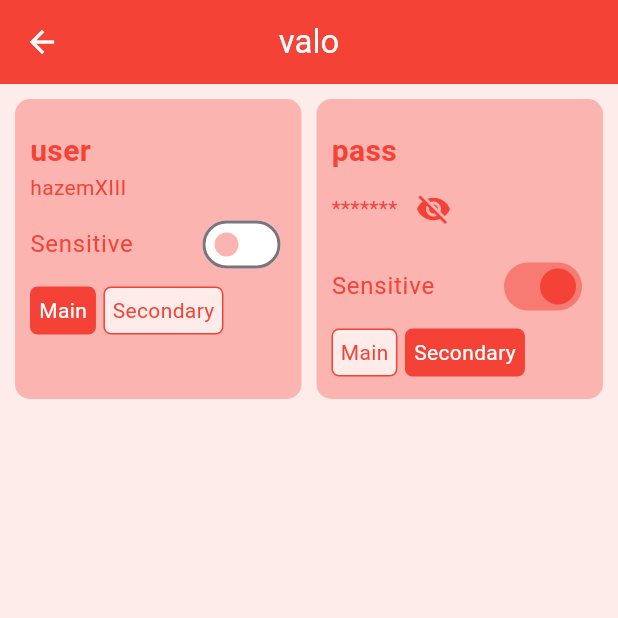
After one commit to hazemxiii/protect_it, a Flutter app: the screen it shows after launch, after a tap on the "visibility off" icon, after a tap on the "add" icon, after a tap on "valo", on a phone screen of 412 x 824 dp, the top half of it. The commit adds this screen. Run offline on Flutter 3.47's test engine with Material 3 defaults, Android fonts, the phone set to English and light mode, and no system bars.

Commit message:
account details page ui

```diff
--- /dev/null
+++ b/lib/account_details.dart
@@ -0,0 +1,170 @@
+import 'package:flutter/material.dart';
+import 'package:protect_it/models/account.dart';
+import 'package:provider/provider.dart';
+
+class AccountDetailsPage extends StatelessWidget {
+  const AccountDetailsPage({super.key, required this.account});
+
+  final Account account;
+
+  @override
+  Widget build(BuildContext context) {
+    return Scaffold(
+      backgroundColor: Color.lerp(account.color, Colors.white, 0.9),
+      appBar: AppBar(
+        title: Text(account.name),
+        backgroundColor: account.color,
+        foregroundColor: Colors.white,
+        centerTitle: true,
+      ),
+      body: SingleChildScrollView(
+        child: Container(
+          padding: const EdgeInsets.all(10),
+          height: MediaQuery.of(context).size.height,
+          child: GridView(
+            gridDelegate: const SliverGridDelegateWithMaxCrossAxisExtent(
+                crossAxisSpacing: 10,
+                mainAxisSpacing: 10,
+                mainAxisExtent: 200,
+                maxCrossAxisExtent: 250),
+            children: [
+              ...account.attributes.entries.map((e) {
+                return AttributeWidget(
+                    account: account,
+                    type: _getType(e.key),
+                    atr: e.value,
+                    attributeKey: e.key,
+                    color: account.color);
+              })
+            ],
+          ),
+        ),
+      ),
+    );
+  }
+
+  AttributeType _getType(String attributeKey) {
+    if (attributeKey == account.mainKey) {
+      return AttributeType.main;
+    }
+    if (attributeKey == account.secKey) {
+      return AttributeType.secondary;
+    }
+    return AttributeType.normal;
+  }
+}
+
+enum AttributeType { normal, main, secondary }
+
+class AttributeWidget extends StatefulWidget {
+  final Attribute atr;
+  final String attributeKey;
+  final Account account;
+  final Color color;
+  final AttributeType type;
+  const AttributeWidget(
+      {super.key,
+      required this.atr,
+      required this.attributeKey,
+      required this.color,
+      required this.type,
+      required this.account});
+
+  @override
+  State<AttributeWidget> createState() => _AttributeWidgetState();
+}
+
+class _AttributeWidgetState extends State<AttributeWidget> {
+  bool isSensitiveShown = false;
+  @override
+  Widget build(BuildContext context) {
+    TextStyle textStyle = TextStyle(color: widget.color);
+    return Container(
+      padding: const EdgeInsets.symmetric(horizontal: 10, vertical: 20),
+      decoration: BoxDecoration(
+          color: Color.lerp(Colors.white, widget.color, 0.4),
+          borderRadius: const BorderRadius.all(Radius.circular(10))),
+      child: Column(
+        crossAxisAlignment: CrossAxisAlignment.start,
+        children: [
+          Text(
+            widget.attributeKey,
+            style: TextStyle(
+                color: widget.color, fontWeight: FontWeight.bold, fontSize: 20),
+          ),
+          Row(
+            children: [
+              _displayAttribute(widget.atr.isSensitive),
+              if (widget.atr.isSensitive)
+                IconButton(
+                    color: widget.color,
+                    onPressed: () {
+                      setState(() {
+                        isSensitiveShown = !isSensitiveShown;
+                      });
+                    },
+                    icon: Icon(isSensitiveShown
+                        ? Icons.visibility
+                        : Icons.visibility_off))
+            ],
+          ),
+          SwitchListTile(
+              inactiveTrackColor: Colors.white,
+              inactiveThumbColor: Color.lerp(Colors.white, widget.color, 0.4),
+              activeColor: widget.color,
+              contentPadding: const EdgeInsets.all(0),
+              title: Text(
+                "Sensitive",
+                style: textStyle,
+              ),
+              value: widget.atr.isSensitive,
+              onChanged: (v) {
+                Provider.of<AccountNotifier>(
+                  context,
+                  listen: false,
+                ).setSensitive(widget.atr, v);
+              }),
+          Row(
+            children: [
+              _checkButton("Main", widget.type == AttributeType.main),
+              const VerticalDivider(
+                width: 5,
+              ),
+              _checkButton("Secondary", widget.type == AttributeType.secondary)
+            ],
+          )
+        ],
+      ),
+    );
+  }
+
+  Text _displayAttribute(bool isSensitive) {
+    String txt;
+    if (isSensitiveShown || !widget.atr.isSensitive) {
+      txt = widget.atr.value;
+    } else {
+      txt = "".padLeft(widget.atr.value.length, "*");
+    }
+    return Text(
+      txt,
+      style: TextStyle(color: widget.color),
+    );
+  }
+
+  Widget _checkButton(String text, bool isActive) {
+    return Container(
+      padding: const EdgeInsets.all(5),
+      decoration: BoxDecoration(
+          borderRadius: const BorderRadius.all(Radius.circular(5)),
+          border:
+              Border.fromBorderSide(BorderSide(width: 1, color: widget.color)),
+          color: isActive
+              ? widget.color
+              : Color.lerp(Colors.white, widget.color, 0.1)),
+      child: Text(
+        text,
+        style: TextStyle(color: isActive ? Colors.white : widget.color),
+      ),
+    );
+  }
+}
--- a/lib/home.dart
+++ b/lib/home.dart
@@ -1,4 +1,5 @@
 import 'package:flutter/material.dart';
+import 'package:protect_it/account_details.dart';
 import 'package:protect_it/models/account.dart';
 import 'package:provider/provider.dart';
 
@@ -9,6 +10,8 @@ class Home extends StatelessWidget {
   Widget build(BuildContext context) {
     return Scaffold(
       floatingActionButton: FloatingActionButton(
+        backgroundColor: Colors.black,
+        foregroundColor: Colors.white,
         onPressed: () {
           Provider.of<AccountNotifier>(context, listen: false).addAccount(
               Account(
@@ -62,11 +65,25 @@ class AccountWidget extends StatefulWidget {
   State<AccountWidget> createState() => _AccountWidgetState();
 }
 
+// TODO: fix set sensitivity button
+// TODO: set main and sec functionality
+// TODO: edit name and value
+// TODO: edit color
+
 class _AccountWidgetState extends State<AccountWidget> {
   bool isSensitiveShown = false;
   @override
   Widget build(BuildContext context) {
-    return Container(
+    return InkWell(
+      overlayColor: const WidgetStatePropertyAll(Colors.transparent),
+      onTap: () {
+        Navigator.of(context).push(MaterialPageRoute(
+            builder: (_) =>
+                Consumer<AccountNotifier>(builder: (context, accountNot, _) {
+                  return AccountDetailsPage(account: widget.account);
+                })));
+      },
+      child: Container(
         margin: const EdgeInsets.only(bottom: 10),
         child: Column(
           crossAxisAlignment: CrossAxisAlignment.start,
@@ -106,6 +123,7 @@ class _AccountWidgetState extends State<AccountWidget> {
             ),
           ],
         ),
+      ),
     );
   }
 
--- a/lib/models/account.dart
+++ b/lib/models/account.dart
@@ -74,4 +74,19 @@ class AccountNotifier extends ChangeNotifier {
     accounts.add(account);
     notifyListeners();
   }
+
+  void setSensitive(Attribute attribute, bool v) {
+    attribute.updateSensitivity(v);
+    notifyListeners();
+  }
+
+  void setMain(Account account, String key) {
+    account.mainKey = key;
+    notifyListeners();
+  }
+
+  void setSec(Account account, String key) {
+    account.secKey = key;
+    notifyListeners();
+  }
 }
```
Lines whose indentation alone changed are shown as unchanged.
